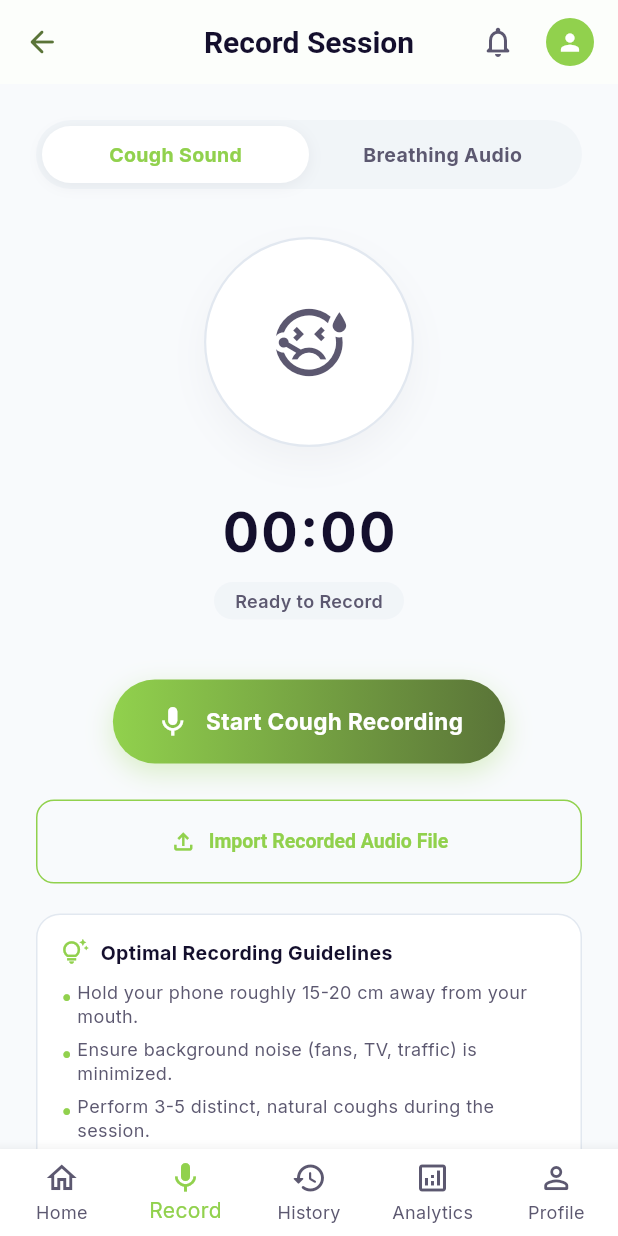
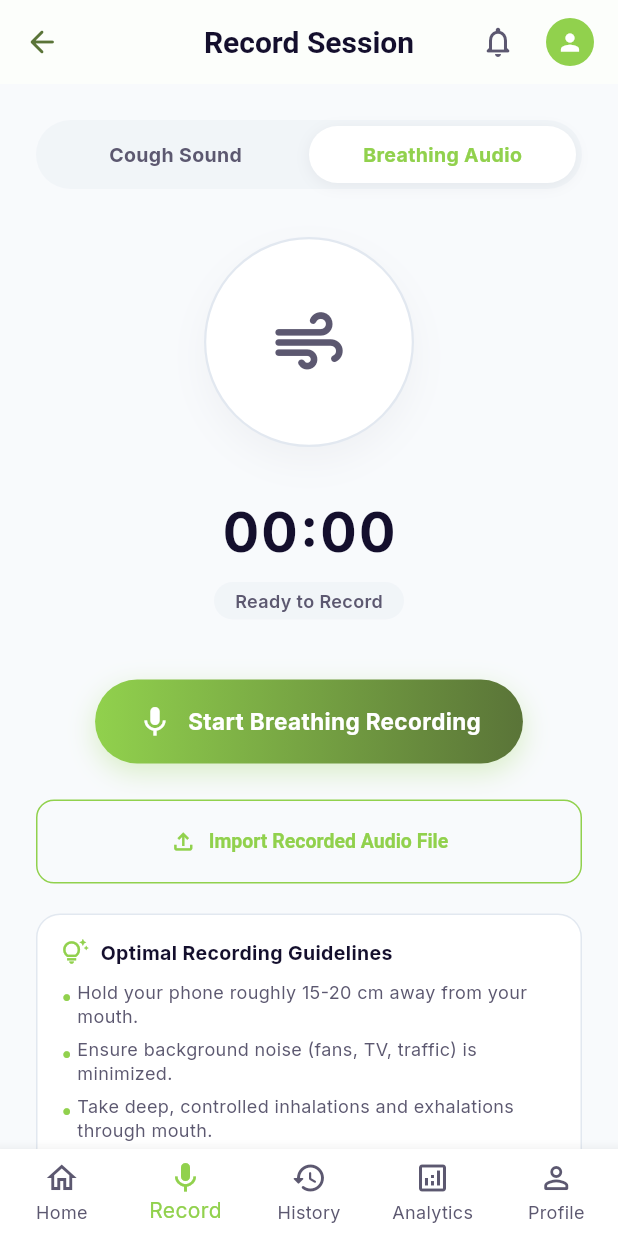
Before and after one commit to naffi192123/Lungsense_wellness, a Flutter app: the DashboardPage screen opened by its route, scrolled down 560 dp, after a tap on "Cough", after a tap on "Breathing", on a phone screen of 412 x 824 dp. Run offline on Flutter 3.47's test engine with Material 3 defaults, Android fonts, the phone set to English and light mode, and no system bars; our stand-ins replace audioplayers, equatable, file_picker, flutter_bloc, fpdart, get_it and 5 more; missing offline and left inert: record; accounts and stored records are empty; network calls fail.

Commit message:
feat: route Cough and Breathing Quick Actions to corresponding initial tabs on RecordPage

```diff
--- a/lib/core/router/app_router.dart
+++ b/lib/core/router/app_router.dart
@@ -1,4 +1,3 @@
-import 'package:flutter/material.dart';
 import 'package:flutter_bloc/flutter_bloc.dart';
 import 'package:go_router/go_router.dart';
 import '../di/injection_container.dart';
@@ -158,13 +157,33 @@ abstract class AppRouter {
       GoRoute(
         path: recordPath,
         name: recordName,
-        builder: (context, state) => MultiBlocProvider(
-          providers: [
-            BlocProvider(create: (context) => sl<AudioRecordingBloc>()),
-            BlocProvider(create: (context) => sl<WellnessBloc>()),
-          ],
-          child: const RecordPage(),
-        ),
+        builder: (context, state) {
+          final tabParam = state.uri.queryParameters['tab'];
+          final typeParam = state.uri.queryParameters['type'];
+          int initialTab = 0;
+          if (tabParam != null) {
+            initialTab = int.tryParse(tabParam) ?? 0;
+          } else if (typeParam != null) {
+            initialTab = typeParam.toLowerCase() == 'breathing' ? 1 : 0;
+          } else if (state.extra is Map) {
+            final extra = state.extra as Map;
+            if (extra['tab'] != null) {
+              initialTab = (extra['tab'] as int?) ?? 0;
+            } else if (extra['type'] != null) {
+              initialTab = extra['type'] == 'breathing' ? 1 : 0;
+            }
+          } else if (state.extra is int) {
+            initialTab = state.extra as int;
+          }
+
+          return MultiBlocProvider(
+            providers: [
+              BlocProvider(create: (context) => sl<AudioRecordingBloc>()),
+              BlocProvider(create: (context) => sl<WellnessBloc>()),
+            ],
+            child: RecordPage(initialTab: initialTab),
+          );
+        },
       ),
       GoRoute(
         path: historyDetailsPath,
--- a/lib/features/dashboard/presentation/pages/dashboard_page.dart
+++ b/lib/features/dashboard/presentation/pages/dashboard_page.dart
@@ -531,7 +531,7 @@ class _DashboardPageState extends State<DashboardPage> {
             waveColor: const Color(0xFFB9E4B9),
             arrowColor: const Color(0xFF43A047),
             onTap: () async {
-              await context.push('/record');
+              await context.push('/record?tab=0');
               if (mounted) {
                 context.read<WellnessBloc>().add(const WellnessFetchScoreEvent());
               }
@@ -549,7 +549,7 @@ class _DashboardPageState extends State<DashboardPage> {
             waveColor: const Color(0xFFACE0DC),
             arrowColor: const Color(0xFF00897B),
             onTap: () async {
-              await context.push('/record');
+              await context.push('/record?tab=1');
               if (mounted) {
                 context.read<WellnessBloc>().add(const WellnessFetchScoreEvent());
               }
--- a/lib/features/recording/presentation/pages/record_page.dart
+++ b/lib/features/recording/presentation/pages/record_page.dart
@@ -15,14 +15,19 @@ import '../bloc/audio_recording_state.dart';
 
 /// Interactive audio recording and acoustic screening page.
 class RecordPage extends StatefulWidget {
-  const RecordPage({super.key});
+  final int initialTab;
+
+  const RecordPage({
+    super.key,
+    this.initialTab = 0,
+  });
 
   @override
   State<RecordPage> createState() => _RecordPageState();
 }
 
 class _RecordPageState extends State<RecordPage> with SingleTickerProviderStateMixin {
-  int _selectedTabIndex = 0; // 0 = Cough, 1 = Breathing
+  late int _selectedTabIndex; // 0 = Cough, 1 = Breathing
   late final AudioPlayerService _audioPlayerService;
 
   StreamSubscription<PlayerState>? _playerStateSubscription;
@@ -36,6 +41,7 @@ class _RecordPageState extends State<RecordPage> with SingleTickerProviderStateM
   @override
   void initState() {
     super.initState();
+    _selectedTabIndex = (widget.initialTab >= 0 && widget.initialTab <= 1) ? widget.initialTab : 0;
     _audioPlayerService = sl<AudioPlayerService>();
 
     _playerStateSubscription = _audioPlayerService.stateStream.listen((state) {
```
